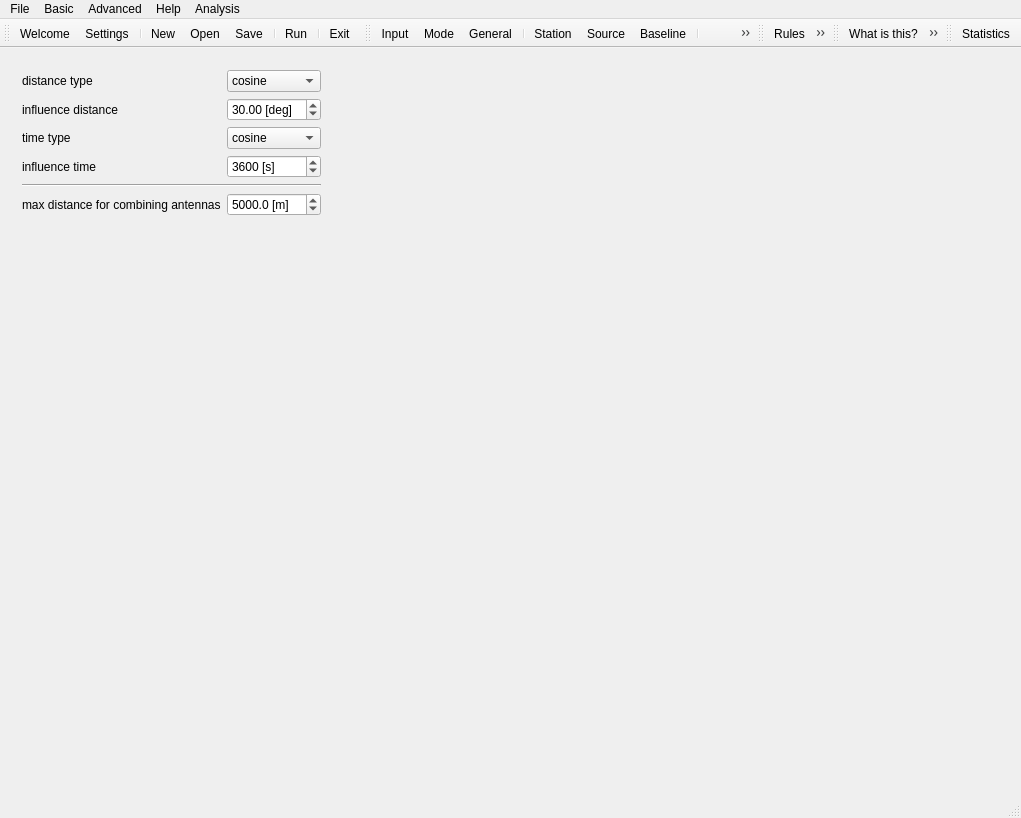
This is mainwindow.ui in TUW-VieVS/VieSchedpp as Qt 5 draws it before an edit. The edited form follows.
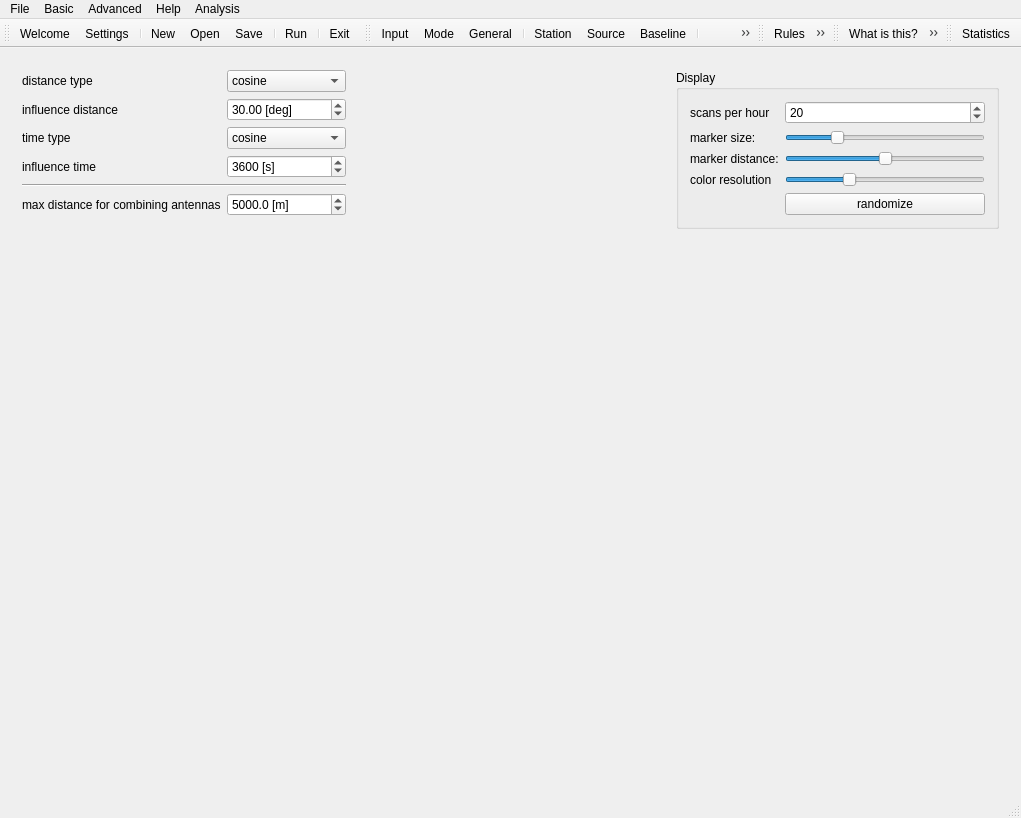
This is the edited form. The open tabs and pages were chosen to show the change. Icons and pictures are not drawn.

Commit message:
nicer sky coverage template plot
supporting variable marker distance, marker size and color resolution

What changed in the file:
```diff
--- a/mainwindow.ui
+++ b/mainwindow.ui
@@ -5820,9 +5820,7 @@
        </layout>
       </widget>
       <widget class="QWidget" name="sky_coverage">
-       <layout class="QHBoxLayout" name="horizontalLayout_46">
-        <item>
-         <layout class="QHBoxLayout" name="horizontalLayout_64">
+       <layout class="QHBoxLayout" name="horizontalLayout_46" stretch="1,2">
           <item>
            <layout class="QFormLayout" name="formLayout_12">
             <item row="0" column="0">
@@ -5863,6 +5861,9 @@
               <property name="suffix">
                <string> [deg]</string>
               </property>
+            <property name="minimum">
+             <double>1.000000000000000</double>
+            </property>
               <property name="maximum">
                <double>180.000000000000000</double>
               </property>
@@ -5912,6 +5913,9 @@
               <property name="suffix">
                <string> [s]</string>
               </property>
+            <property name="minimum">
+             <number>1</number>
+            </property>
               <property name="maximum">
                <number>86400</number>
               </property>
@@ -5959,6 +5963,10 @@
            </layout>
           </item>
           <item>
+         <layout class="QVBoxLayout" name="verticalLayout_54" stretch="0,0">
+          <item>
+           <layout class="QHBoxLayout" name="horizontalLayout_94">
+            <item>
            <spacer name="horizontalSpacer_13">
             <property name="orientation">
              <enum>Qt::Horizontal</enum>
@@ -5971,6 +5979,139 @@
             </property>
            </spacer>
           </item>
+            <item>
+             <widget class="QGroupBox" name="groupBox_5">
+              <property name="title">
+               <string>Display</string>
+              </property>
+              <layout class="QVBoxLayout" name="verticalLayout_52">
+               <item>
+                <layout class="QFormLayout" name="formLayout_10">
+                 <item row="1" column="0">
+                  <widget class="QLabel" name="label_46">
+                   <property name="text">
+                    <string>marker size:</string>
+                   </property>
+                  </widget>
+                 </item>
+                 <item row="1" column="1">
+                  <widget class="QSlider" name="horizontalSlider_skyCoverageMarkerSize">
+                   <property name="minimum">
+                    <number>1</number>
+                   </property>
+                   <property name="maximum">
+                    <number>50</number>
+                   </property>
+                   <property name="value">
+                    <number>13</number>
+                   </property>
+                   <property name="sliderPosition">
+                    <number>13</number>
+                   </property>
+                   <property name="orientation">
+                    <enum>Qt::Horizontal</enum>
+                   </property>
+                   <property name="tickPosition">
+                    <enum>QSlider::NoTicks</enum>
+                   </property>
+                  </widget>
+                 </item>
+                 <item row="0" column="0">
+                  <widget class="QLabel" name="label_45">
+                   <property name="text">
+                    <string>scans per hour</string>
+                   </property>
+                  </widget>
+                 </item>
+                 <item row="0" column="1">
+                  <widget class="QSpinBox" name="spinBox_skyCoverageTemplateRandomObservations">
+                   <property name="minimum">
+                    <number>1</number>
+                   </property>
+                   <property name="value">
+                    <number>20</number>
+                   </property>
+                  </widget>
+                 </item>
+                 <item row="2" column="0">
+                  <widget class="QLabel" name="label_43">
+                   <property name="text">
+                    <string>marker distance:</string>
+                   </property>
+                  </widget>
+                 </item>
+                 <item row="2" column="1">
+                  <widget class="QSlider" name="horizontalSlider_skyCoverageMarkerDistance">
+                   <property name="minimum">
+                    <number>10</number>
+                   </property>
+                   <property name="maximum">
+                    <number>50</number>
+                   </property>
+                   <property name="singleStep">
+                    <number>10</number>
+                   </property>
+                   <property name="pageStep">
+                    <number>1</number>
+                   </property>
+                   <property name="value">
+                    <number>30</number>
+                   </property>
+                   <property name="orientation">
+                    <enum>Qt::Horizontal</enum>
+                   </property>
+                  </widget>
+                 </item>
+                 <item row="4" column="1">
+                  <widget class="QPushButton" name="pushButton_skyCoverageTemplateRandom">
+                   <property name="text">
+                    <string>randomize</string>
+                   </property>
+                  </widget>
+                 </item>
+                 <item row="3" column="1">
+                  <widget class="QSlider" name="horizontalSlider_skyCoverageColorResultion">
+                   <property name="minimum">
+                    <number>2</number>
+                   </property>
+                   <property name="maximum">
+                    <number>64</number>
+                   </property>
+                   <property name="value">
+                    <number>21</number>
+                   </property>
+                   <property name="orientation">
+                    <enum>Qt::Horizontal</enum>
+                   </property>
+                  </widget>
+                 </item>
+                 <item row="3" column="0">
+                  <widget class="QLabel" name="label_47">
+                   <property name="text">
+                    <string>color resolution</string>
+                   </property>
+                  </widget>
+                 </item>
+                </layout>
+               </item>
+              </layout>
+             </widget>
+            </item>
+           </layout>
+          </item>
+          <item>
+           <spacer name="verticalSpacer_12">
+            <property name="orientation">
+             <enum>Qt::Vertical</enum>
+            </property>
+            <property name="sizeHint" stdset="0">
+             <size>
+              <width>20</width>
+              <height>40</height>
+             </size>
+            </property>
+           </spacer>
+          </item>
          </layout>
         </item>
        </layout>
```
Left out of the diff: 173 changed lines with no effect on the pictures. Lines whose indentation alone changed are shown as unchanged. The commit also changes 5 other files.
